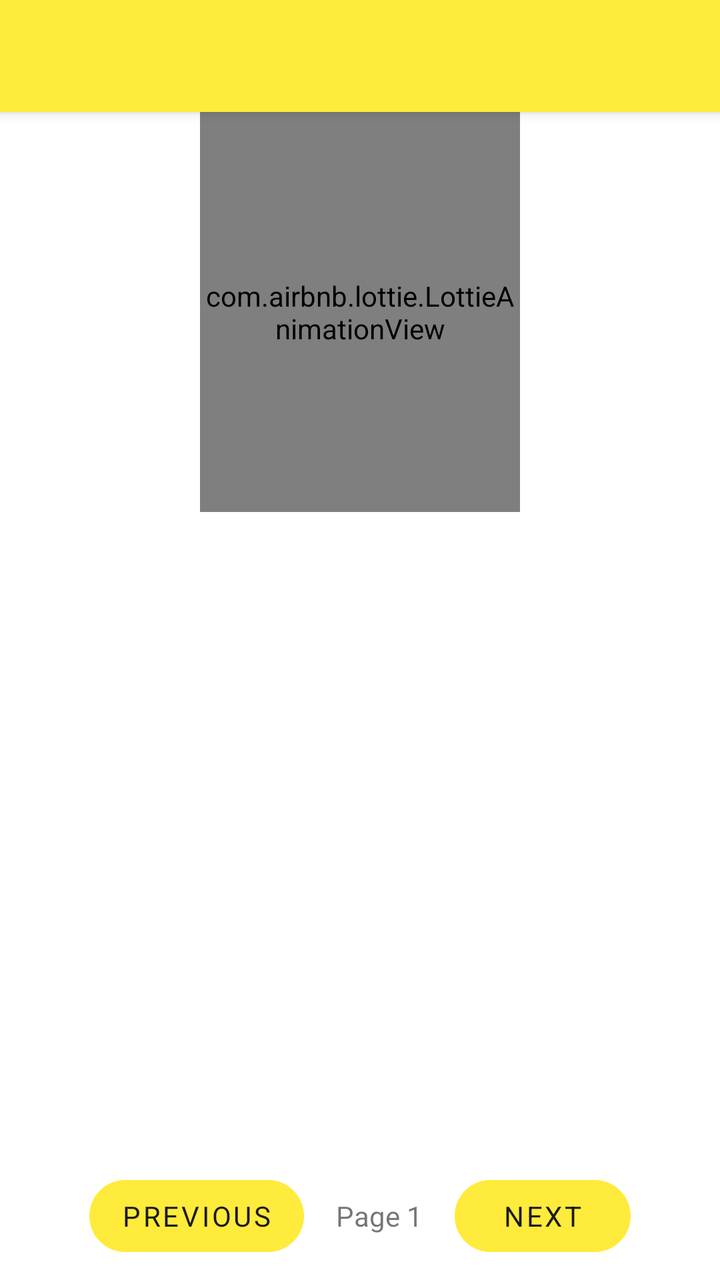
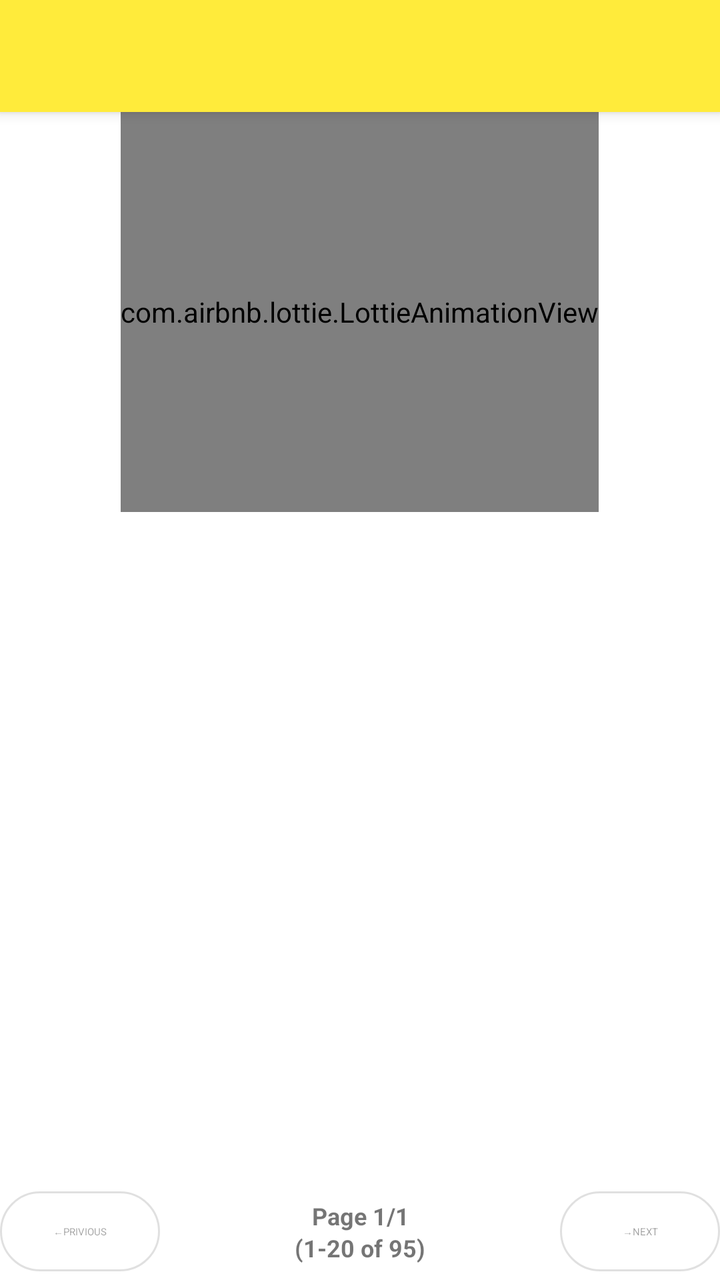

Two renders of the same Android screen: before a commit and after it. Below are the layout's source before the change and the commit's diff.
<!-- AndroidManifest.xml: application theme Theme.A1Logistics -->
<!-- res/layout/activity_all_packages.xml -->
<?xml version="1.0" encoding="utf-8"?>
<RelativeLayout xmlns:android="http://schemas.android.com/apk/res/android"
    xmlns:app="http://schemas.android.com/apk/res-auto"
    xmlns:tools="http://schemas.android.com/tools"
    android:layout_width="match_parent"
    android:layout_height="match_parent"
    tools:context=".AllPackagesActivity">

    <androidx.appcompat.widget.Toolbar
        android:id="@+id/toolbar"
        android:layout_width="match_parent"
        android:layout_height="?attr/actionBarSize"
        android:background="?attr/colorPrimary"
        android:elevation="4dp"
        android:theme="@style/ThemeOverlay.MaterialComponents.Dark.ActionBar"
        app:popupTheme="@style/ThemeOverlay.MaterialComponents.Light">

    </androidx.appcompat.widget.Toolbar>

    <TextView
        android:id="@+id/emptyView"
        android:layout_width="match_parent"
        android:layout_height="match_parent"
        android:gravity="center"
        android:text="No packages found"
        android:visibility="gone" />

    <com.airbnb.lottie.LottieAnimationView
        android:id="@+id/progressBar"
        android:layout_width="wrap_content"
        android:layout_height="200dp"
        android:layout_below="@+id/toolbar"
        android:layout_alignParentStart="true"
        android:layout_alignParentEnd="true"
        android:layout_marginStart="100dp"
        android:layout_marginEnd="100dp"
        android:visibility="visible"
        app:lottie_loop="true"
        app:lottie_rawRes="@raw/loading" />

    <androidx.recyclerview.widget.RecyclerView
        android:id="@+id/recyclerView"
        android:layout_width="match_parent"
        android:layout_height="match_parent"
        android:layout_below="@id/toolbar"
        android:layout_above="@id/paginationLayout"
        android:visibility="gone"/>

    
    <LinearLayout
        android:id="@+id/paginationLayout"
        android:layout_width="match_parent"
        android:layout_height="wrap_content"
        android:layout_alignParentBottom="true"
        android:orientation="horizontal"
        android:gravity="center"
        android:padding="8dp"
        android:elevation="4dp">

        <Button
            android:id="@+id/prevPageButton"
            android:layout_width="wrap_content"
            android:layout_height="wrap_content"
            android:text="Previous"
            android:enabled="false"/>

        <TextView
            android:id="@+id/pageInfoTextView"
            android:layout_width="wrap_content"
            android:layout_height="wrap_content"
            android:layout_marginHorizontal="16dp"
            android:text="Page 1"/>

        <Button
            android:id="@+id/nextPageButton"
            android:layout_width="wrap_content"
            android:layout_height="wrap_content"
            android:text="Next"
            android:enabled="false"/>
    </LinearLayout>

</RelativeLayout>
<!-- resources referenced by this layout -->
<resources>
  <style name="Theme.A1Logistics" parent="Theme.MaterialComponents.DayNight.NoActionBar">
          
          <item name="colorPrimary">@color/sunshine_yellow</item>
          <item name="colorPrimaryVariant">@color/mustard_yellow</item>
          <item name="colorOnPrimary">@color/black</item>
          
          <item name="colorSecondary">@color/soft_peach</item>
          <item name="colorSecondaryVariant">@color/coral</item>
          <item name="colorOnSecondary">@color/black</item>
          
          <item name="android:statusBarColor">@color/mustard_yellow</item>
          
          <item name="textInputStyle">@style/CuteTextInputStyle</item>
          <item name="materialButtonStyle">@style/CuteButtonStyle</item>
          <item name="android:fontFamily">sans-serif</item> 
          <item name="fontFamily">@font/roboto</item> 
      </style>
  <color name="sunshine_yellow">#FFEB3B</color>
  <color name="mustard_yellow">#FFD600</color>
  <color name="black">#1A1A1A</color>
  <color name="soft_peach">#FFCCBC</color>
  <color name="coral">#FF8A65</color>
  <style name="CuteTextInputStyle" parent="Widget.MaterialComponents.TextInputLayout.OutlinedBox">
          <item name="boxStrokeColor">@color/sunshine_yellow</item>
          <item name="hintTextColor">@color/mustard_yellow</item>
          <item name="boxCornerRadiusTopStart">16dp</item>
          <item name="boxCornerRadiusTopEnd">16dp</item>
          <item name="boxCornerRadiusBottomStart">16dp</item>
          <item name="boxCornerRadiusBottomEnd">16dp</item>
      </style>
  <style name="CuteButtonStyle" parent="Widget.MaterialComponents.Button">
          <item name="backgroundTint">@color/sunshine_yellow</item>
          <item name="cornerRadius">20dp</item>
          <item name="android:textColor">@color/black</item>
      </style>
</resources>

<!-- the commit's change to res/layout/activity_all_packages.xml (unified diff, before → after) -->
@@ -4,6 +4,7 @@
     xmlns:tools="http://schemas.android.com/tools"
     android:layout_width="match_parent"
     android:layout_height="match_parent"
+    android:fitsSystemWindows="true"
     tools:context=".AllPackagesActivity">
 
     <androidx.appcompat.widget.Toolbar
@@ -21,6 +22,7 @@
         android:id="@+id/emptyView"
         android:layout_width="match_parent"
         android:layout_height="match_parent"
+        android:layout_below="@id/toolbar"
         android:gravity="center"
         android:text="No packages found"
         android:visibility="gone" />
@@ -29,11 +31,8 @@
         android:id="@+id/progressBar"
         android:layout_width="wrap_content"
         android:layout_height="200dp"
-        android:layout_below="@+id/toolbar"
-        android:layout_alignParentStart="true"
-        android:layout_alignParentEnd="true"
-        android:layout_marginStart="100dp"
-        android:layout_marginEnd="100dp"
+        android:layout_below="@id/toolbar"
+        android:layout_centerHorizontal="true"
         android:visibility="visible"
         app:lottie_loop="true"
         app:lottie_rawRes="@raw/loading" />
@@ -54,29 +53,42 @@
         android:layout_alignParentBottom="true"
         android:orientation="horizontal"
         android:gravity="center"
-        android:padding="8dp"
-        android:elevation="4dp">
+        android:background="@android:color/white"
+        android:visibility="visible">
 
         <Button
             android:id="@+id/prevPageButton"
             android:layout_width="wrap_content"
             android:layout_height="wrap_content"
-            android:text="Previous"
-            android:enabled="false"/>
+            android:text="←PRIVIOUS"
+
+            android:enabled="false"
+            style="@style/Widget.Material3.Button.OutlinedButton"
+            android:layout_marginEnd="8dp"
+            android:minWidth="80dp"/>
 
         <TextView
             android:id="@+id/pageInfoTextView"
-            android:layout_width="wrap_content"
+            android:layout_width="0dp"
             android:layout_height="wrap_content"
-            android:layout_marginHorizontal="16dp"
-            android:text="Page 1"/>
+            android:layout_weight="1"
+            android:gravity="center"
+            android:text="Page 1/1\n(1-20 of 95)"
+            android:textSize="12sp"
+            android:textStyle="bold"
+            android:padding="8dp"
+            android:maxLines="2"
+            android:lineSpacingExtra="2dp" />
 
         <Button
             android:id="@+id/nextPageButton"
             android:layout_width="wrap_content"
             android:layout_height="wrap_content"
-            android:text="Next"
-            android:enabled="false"/>
+            android:text="→NEXT"
+            android:enabled="false"
+            style="@style/Widget.Material3.Button.OutlinedButton"
+            android:layout_marginStart="8dp"
+            android:minWidth="80dp"/>
     </LinearLayout>
 
 </RelativeLayout>
